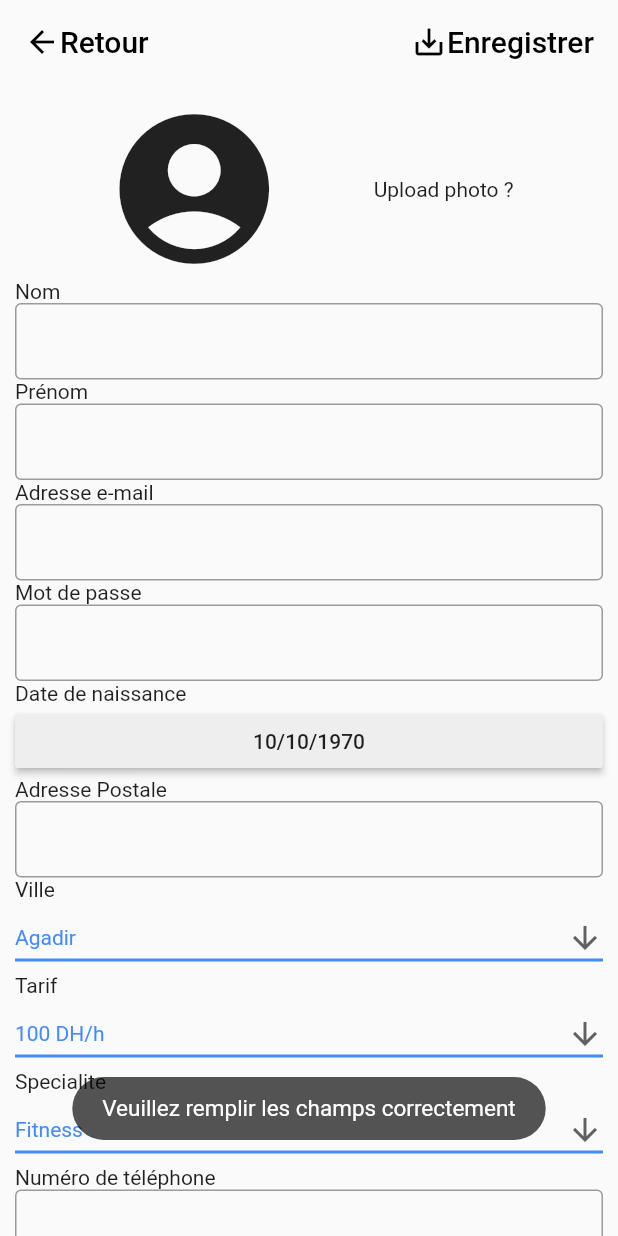
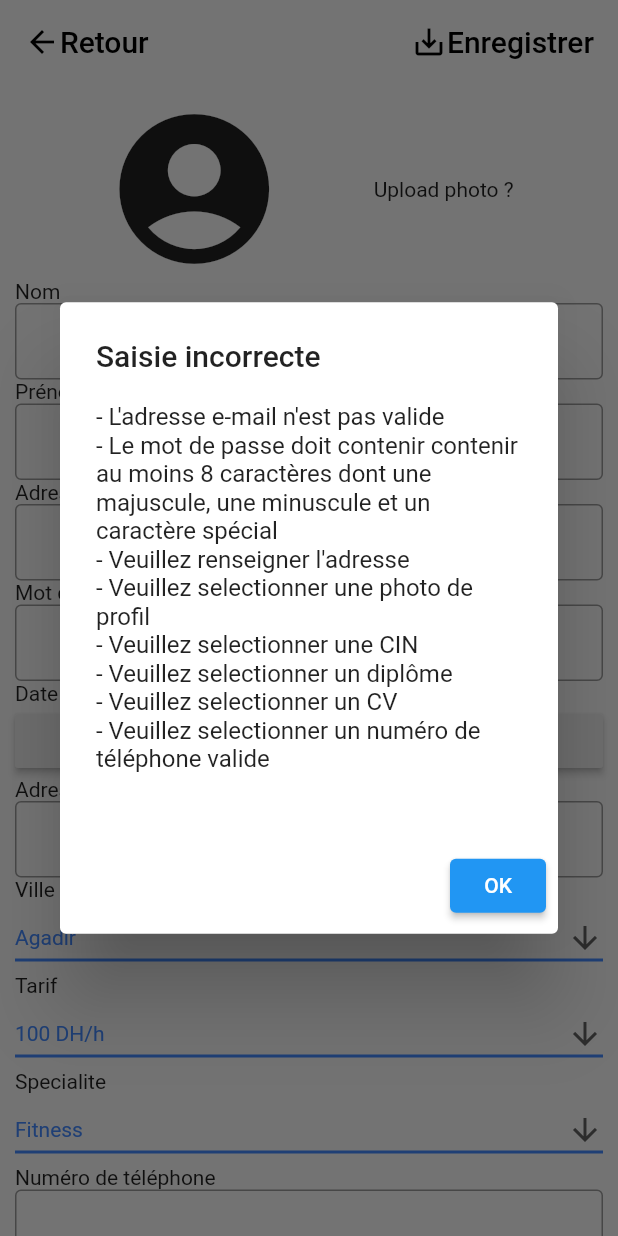
Before and after one commit to laraquihamza/prof_sport, a Flutter app: the SignupCoach screen opened directly, after a tap on "Enregistrer", on a phone screen of 412 x 824 dp. Run offline on Flutter 3.47's test engine with Material 2 defaults, Android fonts, the phone set to English and light mode, and no system bars; our stand-ins replace bubble, cloud_firestore, dio, email_validator, file_picker, firebase_auth and 9 more; missing offline and left inert: flutter_email_sender, flutter_facebook_login, mailer; accounts and stored records are empty.

```diff
--- a/lib/ChatScreenClient.dart
+++ b/lib/ChatScreenClient.dart
@@ -27,7 +27,7 @@ class _ChatScreenState extends State<ChatScreenClient> {
   @override
   Widget build(BuildContext context) {
     return    Scaffold(
-      resizeToAvoidBottomInset: false,
+      resizeToAvoidBottomInset: true,
       appBar: custom_appbar("Exercices Coach", context, true,false),
       body: SingleChildScrollView(
         child: Column(
--- a/lib/ChatScreenCoach.dart
+++ b/lib/ChatScreenCoach.dart
@@ -23,7 +23,7 @@ class _ChatScreenState extends State<ChatScreenCoach> {
   @override
   Widget build(BuildContext context) {
     return    Scaffold(
-      resizeToAvoidBottomInset: false,
+      resizeToAvoidBottomInset: true ,
       appBar: custom_appbar("Exercices Coach", context, true,false),
       body: SingleChildScrollView(
         child: Column(
--- a/lib/Signup_Coach.dart
+++ b/lib/Signup_Coach.dart
@@ -7,6 +7,7 @@ import 'package:flutter/widgets.dart';
 import 'package:prof_sport/models/AuthImplementation.dart';
 import 'package:image_picker/image_picker.dart';
 import 'package:prof_sport/models/Coach.dart';
+import 'package:prof_sport/validators.dart';
 import 'package:prof_sport/welcome_coach.dart';
 import 'package:toast/toast.dart';
 import 'package:email_validator/email_validator.dart';
@@ -131,42 +132,81 @@ Future<Null> uploadPicture() async{
 
               ]
               ),
-                onTap: () async{
+                onTap:  () async{
+                  bool valid=true;
+                  String errors="";
+                  Validators validators=Validators();
+                  if(!validators.isEmailValid(email.str)){
+                    valid=false;
+                    errors+="- L'adresse e-mail n'est pas valide \n";
+                  }
+                  if(!validators.validatePassword(password.str)){
+                    valid=false;
+                    errors+="- Le mot de passe doit contenir contenir au moins 8 caractères dont une majuscule, une minuscule et un caractère spécial\n";
+                  }
+                  if(!validators.isFirstLastNameValid(firstname.str)){
+                    valid=false;
+                    errors+="- Le prénom saisi n'est pas valide\n";
+                  }
+                  if(!validators.isFirstLastNameValid(lastname.str)){
+                    valid=false;
+                    errors+="- Le nom saisi n'est pas valide\n";
+                  }
+                  if(!validators.isAdressValid(address.str)){
+                    valid=false;
+                    errors+="- Veuillez renseigner l'adresse\n";
+                  }
+                  if(!validators.isDocumentValid(imageUrl.str)){
+                    valid=false;
+                    errors+="- Veuillez selectionner une photo de profil\n";
+                  }
+                  if(!validators.isDocumentValid(cin.str)){
+                    valid=false;
+                    errors+="- Veuillez selectionner une CIN\n";
+                  }
+                  if(!validators.isDocumentValid(dip.str)){
+                    valid=false;
+                    errors+="- Veuillez selectionner un diplôme\n";
+                  }
+                  if(!validators.isDocumentValid(cv.str)){
+                    valid=false;
+                    errors+="- Veuillez selectionner un CV\n";
+                  }
 
-                  if(EmailValidator.validate(email.str)==true && cv.str!="" && cin.str!="" && dip.str!='' && imageUrl!="" && validatePassword(password.str) && address.str.length>0 && phonenumber.str.length>0 && firstname.str.length>0 && lastname.str.length>0) {
-                    await Auth().SignUpBigCoach(
-                        email.str,
-                        password.str,
-                        firstname.str,
-                        lastname.str,
-                        city.str,
-                        address.str,
-                        phonenumber.str,
-                        sport.str,
-                        tarif.str,
-                        dip.str,
-                        cin.str,
-                        cv.str,
-                        imageUrl.str,
-                        birthdate!);
-                    Auth().UploadDocument(imageUrl.str);
-                    Auth().UploadDocument(cin.str);
-                    Auth().UploadDocument(cv.str);
-                    Auth().UploadDocument(dip.str);
-                    Toast.show("Inscription réussie ", context,
-                        duration: 3, gravity: Toast.BOTTOM);
-                    Coach coach =await Auth().getCurrentCoach();
-                    Navigator.push(context, MaterialPageRoute(
-                        builder: (context){
-                          return Welcome_Coach(title: "Coach", coach: coach, );
-                        }
+                  if(!validators.isPhoneNumberValid(phonenumber.str)){
+                    valid=false;
+                    errors+="- Veuillez selectionner un numéro de téléphone valide\n";
+                  }
 
-                    ));
+                  if(valid){
+                    try{
+                      await Auth().SignUpBigCoach(email.str, password.str, firstname.str, lastname.str, city.str,
+                          address.str, phonenumber.str, sport.str, tarif.str, dip.str,cin.str,cv.str, imageUrl.str, birthdate!);
+                      await Auth().UploadDocument(imageUrl.str);
+                      await Auth().SignIn(email.str, password.str);
+                      Toast.show("Inscription réussie ", context,
+                          duration: Toast.LENGTH_SHORT, gravity: Toast.BOTTOM);
+                      Coach coach =await Auth().getCurrentCoach();
+                      Navigator.push(context, MaterialPageRoute(
+                          builder: (context){
+                            return Welcome_Coach(title: "Client", coach:coach);} ));
+
+                    }
+                    catch(e){
+                      print("error:${e.toString()}");
+                      if(validators.isEmailAlreadyUsed(e.toString())){
+                        valid=false;
+                        errors+="- L'adresse mail est déja utilisée \n";
+                        dialog_error(errors);
+                      }
+                    }
+
                   }
                   else{
-                    Toast.show("Veuillez remplir les champs correctement", context, duration: 3);
+                    dialog_error(errors);
                   }
-                },
+                }
+
             ),
           ],
         ),
@@ -385,6 +425,20 @@ Future<Null> uploadPicture() async{
       ),
     );
   }
+  dialog_error(String errors){
+    AlertDialog alertDialog=AlertDialog(
+      title: Text("Saisie incorrecte"),
+      content: Text(errors),
+      actions: [
+        ElevatedButton(child:Text("OK"),onPressed: (){
+          Navigator.of(context).pop();
+        },)
+      ],
+    );
+    showDialog(context: context, barrierDismissible: false, builder: (context){
+      return alertDialog;
+    });
+  }
 
   Future<Null> montrerAge() async {
     DateTime? res = await showDatePicker(
--- a/lib/main.dart
+++ b/lib/main.dart
@@ -3,6 +3,7 @@ import 'package:firebase_messaging/firebase_messaging.dart';
 import 'package:flutter/cupertino.dart';
 import 'package:flutter/material.dart';
 import 'package:firebase_core/firebase_core.dart';
+import 'package:flutter/services.dart';
 import 'package:prof_sport/CoachOuClient.dart.dart';
 import 'package:prof_sport/ResetPassword.dart';
 import 'package:prof_sport/models/AuthImplementation.dart';
@@ -23,6 +24,8 @@ Future<void> _firebaseMessagingBackgroundHandler(RemoteMessage message) async {
 late FlutterLocalNotificationsPlugin flutterLocalNotificationsPlugin;
 late AndroidNotificationChannel channel;
 void main() async {
+  SystemChrome.setPreferredOrientations([DeviceOrientation.portraitUp,        DeviceOrientation.portraitDown,
+  ]);
   WidgetsFlutterBinding.ensureInitialized();
   await Firebase.initializeApp();
 
--- a/lib/validators.dart
+++ b/lib/validators.dart
@@ -1,6 +1,4 @@
-import 'dart:html';
 import 'package:email_validator/email_validator.dart';
-import 'package:equatable/equatable.dart';
 import 'package:flutter/cupertino.dart';
 import 'package:toast/toast.dart';
 
@@ -36,7 +34,11 @@ class Validators {
   // Valid firstname or lastname //
 
   bool isFirstLastNameValid(String name) {
-    if (name.length <= 3 && name is String) {
+    String pattern = "^[a-zA-Z0-9_]*\$";
+    RegExp regex = new RegExp(pattern);
+
+    if (name.length!=0 && !regex.hasMatch(name))
+    {
       return false;
     } else {
       return true;
@@ -46,7 +48,7 @@ class Validators {
   // Confirm Adress //
 
   bool isAdressValid(String adress) {
-    if (adress.length <= 14 && adress is String) {
+    if (adress.length == 0) {
       return false;
     } else {
       return true;
@@ -56,12 +58,12 @@ class Validators {
   // Numero Telephone Valid //
 
   bool isPhoneNumberValid(String value) {
-    String pattern = r'/^(?:[+0]9)?[0-9]{10})$/';
+    String pattern = r'(^(?:[+0]9)?[0-9]{10,12}$)';
     RegExp regex = new RegExp(pattern);
     if (!regex.hasMatch(value))
-      return false;
+     { return false; }
     else
-      return true;
+     { return true; }
   }
 
   //
@@ -71,34 +73,30 @@ class Validators {
   bool isDocumentValid(String document) {
     if (document != "") {
       return true;
-    } else {
-      return false;
     }
+    return false;
   }
 
   // Login Validation //
   bool isEmailAlreadyUsed(String error) {
-    if (error.contains("email already used")) {
+    if (error.contains("The email address is already in use by another account.")) {
       return true;
-    } else {
+    }
       return false;
-    }
   }
 
   bool isEmailNotExist(String error) {
     if (error.contains("email not exist")) {
       return true;
-    } else {
+    }
       return false;
-    }
   }
 
   bool isPasswordWrong(String error) {
     if (error.contains("password wrong")) {
       return true;
-    } else {
+    }
       return false;
-    }
   }
 
   // Messages Return For Toasts for each Exception //
```
Also changed, not shown: lib/Signup_Client.dart (+61 -11 lines), lib/models/ConversationList.dart (added, +53 -0 lines), lib/welcome_client.dart (+42 -16 lines), 1 other file.
